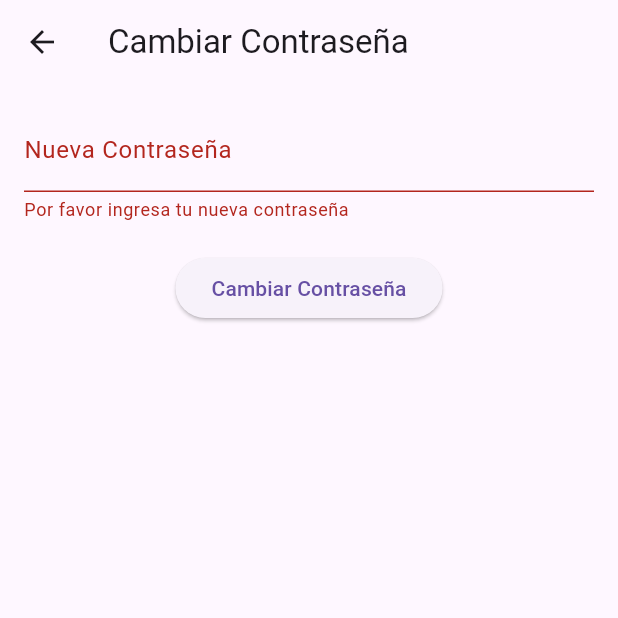
After one commit to Elfabian098/Grupo5, a Flutter app: the ChangePasswordPage screen opened directly, after a tap on "Cambiar Contraseña", on a phone screen of 412 x 824 dp, the top half of it. The commit adds this screen. Run offline on Flutter 3.47's test engine with Material 3 defaults, Android fonts, the light colour scheme and no system bars; our stand-ins replace shared_preferences; accounts and stored records are empty.

Commit message:
MAC- Finta contraseña

```diff
--- /dev/null
+++ b/lib/CambiarContraseña.dart
@@ -0,0 +1,80 @@
+import 'package:flutter/material.dart';
+import 'package:shared_preferences/shared_preferences.dart';
+
+
+
+
+class ChangePasswordApp extends StatelessWidget {
+  @override
+  Widget build(BuildContext context) {
+    return MaterialApp(
+      title: 'Change Password',
+      theme: ThemeData(
+        primarySwatch: Colors.blue,
+      ),
+      home: ChangePasswordPage(),
+    );
+  }
+}
+
+class ChangePasswordPage extends StatefulWidget {
+  @override
+  _ChangePasswordPageState createState() => _ChangePasswordPageState();
+}
+
+class _ChangePasswordPageState extends State<ChangePasswordPage> {
+  final _formKey = GlobalKey<FormState>();
+  final _newPasswordController = TextEditingController();
+
+
+  @override
+  void dispose() {
+
+    _newPasswordController.dispose();
+    super.dispose();
+  }
+
+  void _changePassword() {
+    if (_formKey.currentState?.validate() ?? false) {
+      // Aquí puedes añadir la lógica para cambiar la contraseña
+      ScaffoldMessenger.of(context).showSnackBar(
+        SnackBar(content: Text('Contraseña cambiada exitosamente')),
+      );
+    }
+  }
+
+  @override
+  Widget build(BuildContext context) {
+    return Scaffold(
+      appBar: AppBar(
+        title: Text('Cambiar Contraseña'),
+      ),
+      body: Padding(
+        padding: const EdgeInsets.all(16.0),
+        child: Form(
+          key: _formKey,
+          child: Column(
+            children: [
+              TextFormField(
+                controller: _newPasswordController,
+                decoration: InputDecoration(labelText: 'Nueva Contraseña'),
+                obscureText: true,
+                validator: (value) {
+                  if (value == null || value.isEmpty) {
+                    return 'Por favor ingresa tu nueva contraseña';
+                  }
+                  return null;
+                },
+              ),
+              SizedBox(height: 20),
+              ElevatedButton(
+                onPressed: _changePassword,
+                child: Text('Cambiar Contraseña'),
+              ),
+            ],
+          ),
+        ),
+      ),
+    );
+  }
+}
```
Also changed, not shown: lib/Perfil.dart (+10 -2 lines).
